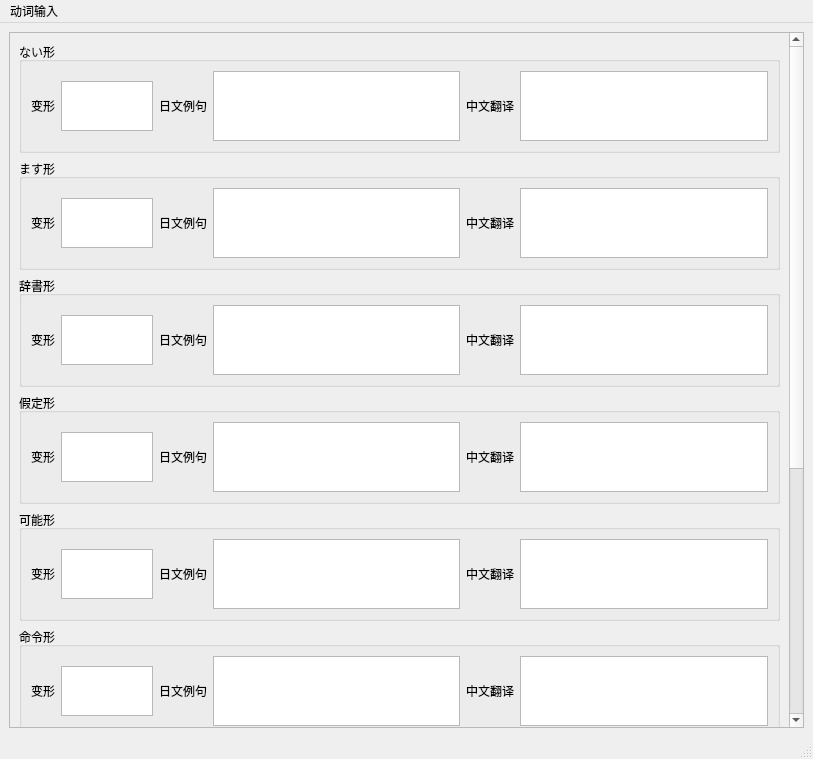
Old version of the form mainwindow.ui in the repository sygslhy/language_study.
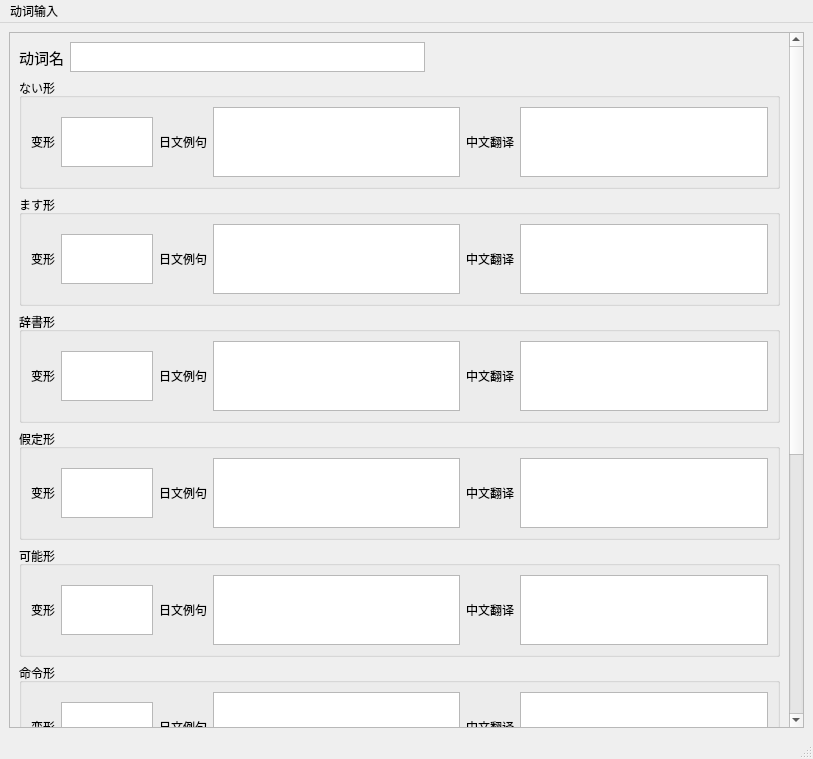
New version of the form.

Diff of the .ui file:
```diff
--- a/mainwindow.ui
+++ b/mainwindow.ui
@@ -14,7 +14,7 @@
    <string>MainWindow</string>
   </property>
   <widget class="QWidget" name="centralwidget">
-   <layout class="QVBoxLayout" name="verticalLayout">
+   <layout class="QVBoxLayout" name="verticalLayout_2">
     <item>
      <widget class="QScrollArea" name="scrollArea">
       <property name="widgetResizable">
@@ -24,16 +24,38 @@
        <property name="geometry">
         <rect>
          <x>0</x>
-         <y>-341</y>
+         <y>-470</y>
          <width>779</width>
-         <height>1126</height>
+         <height>1164</height>
         </rect>
        </property>
-       <layout class="QGridLayout" name="gridLayout">
-        <item row="10" column="0">
-         <layout class="QHBoxLayout" name="horizontalLayout_10">
+       <layout class="QVBoxLayout" name="verticalLayout">
+        <item>
+         <layout class="QHBoxLayout" name="horizontalLayout">
           <item>
-           <spacer name="horizontalSpacer_2">
+           <widget class="QLabel" name="label">
+            <property name="font">
+             <font>
+              <pointsize>11</pointsize>
+             </font>
+            </property>
+            <property name="text">
+             <string>动词名</string>
+            </property>
+           </widget>
+          </item>
+          <item>
+           <widget class="QTextEdit" name="textEditVerbName">
+            <property name="maximumSize">
+             <size>
+              <width>16777215</width>
+              <height>30</height>
+             </size>
+            </property>
+           </widget>
+          </item>
+          <item>
+           <spacer name="horizontalSpacer_3">
             <property name="orientation">
              <enum>Qt::Orientation::Horizontal</enum>
             </property>
@@ -45,62 +67,23 @@
             </property>
            </spacer>
           </item>
-          <item>
-           <widget class="QPushButton" name="pushButtonSave">
-            <property name="minimumSize">
-             <size>
-              <width>100</width>
-              <height>0</height>
-             </size>
-            </property>
-            <property name="text">
-             <string>保存动词</string>
-            </property>
-           </widget>
-          </item>
-          <item>
-           <spacer name="horizontalSpacer">
-            <property name="orientation">
-             <enum>Qt::Orientation::Horizontal</enum>
-            </property>
-            <property name="sizeHint" stdset="0">
-             <size>
-              <width>20</width>
-              <height>20</height>
-             </size>
-            </property>
-           </spacer>
-          </item>
-          <item>
-           <widget class="QPushButton" name="pushButtonCleanup">
-            <property name="minimumSize">
-             <size>
-              <width>100</width>
-              <height>0</height>
-             </size>
-            </property>
-            <property name="text">
-             <string>清空所有输入</string>
-            </property>
-           </widget>
-          </item>
          </layout>
         </item>
-        <item row="4" column="0">
-         <widget class="QGroupBox" name="groupBoxSubForm">
+        <item>
+         <widget class="QGroupBox" name="groupBoxNai">
           <property name="title">
-           <string>假定形</string>
+           <string>ない形</string>
           </property>
-          <layout class="QHBoxLayout" name="horizontalLayout_4">
+          <layout class="QHBoxLayout" name="horizontalLayout_11">
            <item>
-            <widget class="QLabel" name="labelSubForm">
+            <widget class="QLabel" name="labelNaiForm">
              <property name="text">
               <string>变形</string>
              </property>
             </widget>
            </item>
            <item>
-            <widget class="QTextEdit" name="textEditSubForm">
+            <widget class="QTextEdit" name="textEditNaiForm">
              <property name="maximumSize">
               <size>
                <width>100</width>
@@ -110,75 +93,29 @@
             </widget>
            </item>
            <item>
-            <widget class="QLabel" name="labelSubExample">
+            <widget class="QLabel" name="labelNaiExample">
              <property name="text">
               <string>日文例句</string>
              </property>
             </widget>
            </item>
            <item>
-            <widget class="QPlainTextEdit" name="plainTextEditSubExample"/>
+            <widget class="QPlainTextEdit" name="plainTextEditNaiExample"/>
            </item>
            <item>
-            <widget class="QLabel" name="labelSubTranslate">
+            <widget class="QLabel" name="labelNaiTranslate">
              <property name="text">
               <string>中文翻译</string>
              </property>
             </widget>
            </item>
            <item>
-            <widget class="QPlainTextEdit" name="plainTextEditSubTranslate"/>
+            <widget class="QPlainTextEdit" name="plainTextEditNaiTranslate"/>
            </item>
           </layout>
          </widget>
         </item>
-        <item row="6" column="0">
-         <widget class="QGroupBox" name="groupBoxOrderForm">
-          <property name="title">
-           <string>命令形</string>
-          </property>
-          <layout class="QHBoxLayout" name="horizontalLayout_6">
-           <item>
-            <widget class="QLabel" name="labelOrderForm">
-             <property name="text">
-              <string>变形</string>
-             </property>
-            </widget>
-           </item>
-           <item>
-            <widget class="QTextEdit" name="textEditOrderForm">
-             <property name="maximumSize">
-              <size>
-               <width>100</width>
-               <height>50</height>
-              </size>
-             </property>
-            </widget>
-           </item>
-           <item>
-            <widget class="QLabel" name="labelOrderExample">
-             <property name="text">
-              <string>日文例句</string>
-             </property>
-            </widget>
-           </item>
-           <item>
-            <widget class="QPlainTextEdit" name="plainTextEditOrderExample"/>
-           </item>
-           <item>
-            <widget class="QLabel" name="labelOrderTranslate">
-             <property name="text">
-              <string>中文翻译</string>
-             </property>
-            </widget>
-           </item>
-           <item>
-            <widget class="QPlainTextEdit" name="plainTextEditOrderTranslate"/>
-           </item>
-          </layout>
-         </widget>
-        </item>
-        <item row="2" column="0">
+        <item>
          <widget class="QGroupBox" name="groupBoxMasu">
           <property name="title">
            <string>ます形</string>
@@ -224,99 +161,7 @@
           </layout>
          </widget>
         </item>
-        <item row="9" column="0">
-         <widget class="QGroupBox" name="groupBoxTaFrom">
-          <property name="title">
-           <string>た形</string>
-          </property>
-          <layout class="QHBoxLayout" name="horizontalLayout_9">
-           <item>
-            <widget class="QLabel" name="labelTaForm">
-             <property name="text">
-              <string>变形</string>
-             </property>
-            </widget>
-           </item>
-           <item>
-            <widget class="QTextEdit" name="textEditTaForm">
-             <property name="maximumSize">
-              <size>
-               <width>100</width>
-               <height>50</height>
-              </size>
-             </property>
-            </widget>
-           </item>
-           <item>
-            <widget class="QLabel" name="labelTaExample">
-             <property name="text">
-              <string>日文例句</string>
-             </property>
-            </widget>
-           </item>
-           <item>
-            <widget class="QPlainTextEdit" name="plainTextEditTaExample"/>
-           </item>
-           <item>
-            <widget class="QLabel" name="labelTaTranslate">
-             <property name="text">
-              <string>中文翻译</string>
-             </property>
-            </widget>
-           </item>
-           <item>
-            <widget class="QPlainTextEdit" name="plainTextEditTaTranslate"/>
-           </item>
-          </layout>
-         </widget>
-        </item>
-        <item row="5" column="0">
-         <widget class="QGroupBox" name="groupBoxCondForm">
-          <property name="title">
-           <string>可能形</string>
-          </property>
-          <layout class="QHBoxLayout" name="horizontalLayout_5">
-           <item>
-            <widget class="QLabel" name="labelCondForm">
-             <property name="text">
-              <string>变形</string>
-             </property>
-            </widget>
-           </item>
-           <item>
-            <widget class="QTextEdit" name="textEditCondForm">
-             <property name="maximumSize">
-              <size>
-               <width>100</width>
-               <height>50</height>
-              </size>
-             </property>
-            </widget>
-           </item>
-           <item>
-            <widget class="QLabel" name="labelCondExample">
-             <property name="text">
-              <string>日文例句</string>
-             </property>
-            </widget>
-           </item>
-           <item>
-            <widget class="QPlainTextEdit" name="plainTextEditCondExample"/>
-           </item>
-           <item>
-            <widget class="QLabel" name="labelCondTranslate">
-             <property name="text">
-              <string>中文翻译</string>
-             </property>
-            </widget>
-           </item>
-           <item>
-            <widget class="QPlainTextEdit" name="plainTextEditCondTranslate"/>
-           </item>
-          </layout>
-         </widget>
-        </item>
-        <item row="3" column="0">
+        <item>
          <widget class="QGroupBox" name="groupBoxDict">
           <property name="title">
            <string>辞書形</string>
@@ -362,21 +207,21 @@
           </layout>
          </widget>
         </item>
-        <item row="8" column="0">
-         <widget class="QGroupBox" name="groupBoxTeForm">
+        <item>
+         <widget class="QGroupBox" name="groupBoxSubForm">
           <property name="title">
-           <string>て形</string>
+           <string>假定形</string>
           </property>
-          <layout class="QHBoxLayout" name="horizontalLayout_8">
+          <layout class="QHBoxLayout" name="horizontalLayout_4">
            <item>
-            <widget class="QLabel" name="labelTeForm">
+            <widget class="QLabel" name="labelSubForm">
              <property name="text">
               <string>变形</string>
              </property>
             </widget>
            </item>
            <item>
-            <widget class="QTextEdit" name="textEditTeForm">
+            <widget class="QTextEdit" name="textEditSubForm">
              <property name="maximumSize">
               <size>
                <width>100</width>
@@ -386,29 +231,121 @@
             </widget>
            </item>
            <item>
-            <widget class="QLabel" name="labelTeExample">
+            <widget class="QLabel" name="labelSubExample">
              <property name="text">
               <string>日文例句</string>
              </property>
             </widget>
            </item>
            <item>
-            <widget class="QPlainTextEdit" name="plainTextEditTeExample"/>
+            <widget class="QPlainTextEdit" name="plainTextEditSubExample"/>
            </item>
            <item>
-            <widget class="QLabel" name="labelTeTranslate">
+            <widget class="QLabel" name="labelSubTranslate">
              <property name="text">
               <string>中文翻译</string>
              </property>
             </widget>
            </item>
            <item>
-            <widget class="QPlainTextEdit" name="plainTextEditTeTranslate"/>
+            <widget class="QPlainTextEdit" name="plainTextEditSubTranslate"/>
            </item>
           </layout>
          </widget>
         </item>
-        <item row="7" column="0">
+        <item>
+         <widget class="QGroupBox" name="groupBoxCondForm">
+          <property name="title">
+           <string>可能形</string>
+          </property>
+          <layout class="QHBoxLayout" name="horizontalLayout_5">
+           <item>
+            <widget class="QLabel" name="labelCondForm">
+             <property name="text">
+              <string>变形</string>
+             </property>
+            </widget>
+           </item>
+           <item>
+            <widget class="QTextEdit" name="textEditCondForm">
+             <property name="maximumSize">
+              <size>
+               <width>100</width>
+               <height>50</height>
+              </size>
+             </property>
+            </widget>
+           </item>
+           <item>
+            <widget class="QLabel" name="labelCondExample">
+             <property name="text">
+              <string>日文例句</string>
+             </property>
+            </widget>
+           </item>
+           <item>
+            <widget class="QPlainTextEdit" name="plainTextEditCondExample"/>
+           </item>
+           <item>
+            <widget class="QLabel" name="labelCondTranslate">
+             <property name="text">
+              <string>中文翻译</string>
+             </property>
+            </widget>
+           </item>
+           <item>
+            <widget class="QPlainTextEdit" name="plainTextEditCondTranslate"/>
+           </item>
+          </layout>
+         </widget>
+        </item>
+        <item>
+         <widget class="QGroupBox" name="groupBoxOrderForm">
+          <property name="title">
+           <string>命令形</string>
+          </property>
+          <layout class="QHBoxLayout" name="horizontalLayout_6">
+           <item>
+            <widget class="QLabel" name="labelOrderForm">
+             <property name="text">
+              <string>变形</string>
+             </property>
+            </widget>
+           </item>
+           <item>
+            <widget class="QTextEdit" name="textEditOrderForm">
+             <property name="maximumSize">
+              <size>
+               <width>100</width>
+               <height>50</height>
+              </size>
+             </property>
+            </widget>
+           </item>
+           <item>
+            <widget class="QLabel" name="labelOrderExample">
+             <property name="text">
+              <string>日文例句</string>
+             </property>
+            </widget>
+           </item>
+           <item>
+            <widget class="QPlainTextEdit" name="plainTextEditOrderExample"/>
+           </item>
+           <item>
+            <widget class="QLabel" name="labelOrderTranslate">
+             <property name="text">
+              <string>中文翻译</string>
+             </property>
+            </widget>
+           </item>
+           <item>
+            <widget class="QPlainTextEdit" name="plainTextEditOrderTranslate"/>
+           </item>
+          </layout>
+         </widget>
+        </item>
+        <item>
          <widget class="QGroupBox" name="groupBoxDesireForm">
           <property name="title">
            <string>意向形</string>
@@ -454,21 +391,21 @@
           </layout>
          </widget>
         </item>
-        <item row="1" column="0">
-         <widget class="QGroupBox" name="groupBoxNai">
+        <item>
+         <widget class="QGroupBox" name="groupBoxTeForm">
           <property name="title">
-           <string>ない形</string>
+           <string>て形</string>
           </property>
-          <layout class="QHBoxLayout" name="horizontalLayout_11">
+          <layout class="QHBoxLayout" name="horizontalLayout_8">
            <item>
-            <widget class="QLabel" name="labelNaiForm">
+            <widget class="QLabel" name="labelTeForm">
              <property name="text">
               <string>变形</string>
              </property>
             </widget>
            </item>
            <item>
-            <widget class="QTextEdit" name="textEditNaiForm">
+            <widget class="QTextEdit" name="textEditTeForm">
              <property name="maximumSize">
               <size>
                <width>100</width>
@@ -478,28 +415,143 @@
             </widget>
            </item>
            <item>
-            <widget class="QLabel" name="labelNaiExample">
+            <widget class="QLabel" name="labelTeExample">
              <property name="text">
               <string>日文例句</string>
              </property>
             </widget>
            </item>
            <item>
-            <widget class="QPlainTextEdit" name="plainTextEditNaiExample"/>
+            <widget class="QPlainTextEdit" name="plainTextEditTeExample"/>
            </item>
            <item>
-            <widget class="QLabel" name="labelNaiTranslate">
+            <widget class="QLabel" name="labelTeTranslate">
              <property name="text">
               <string>中文翻译</string>
              </property>
             </widget>
            </item>
            <item>
-            <widget class="QPlainTextEdit" name="plainTextEditNaiTranslate"/>
+            <widget class="QPlainTextEdit" name="plainTextEditTeTranslate"/>
            </item>
           </layout>
          </widget>
         </item>
+        <item>
+         <widget class="QGroupBox" name="groupBoxTaFrom">
+          <property name="title">
+           <string>た形</string>
+          </property>
+          <layout class="QHBoxLayout" name="horizontalLayout_9">
+           <item>
+            <widget class="QLabel" name="labelTaForm">
+             <property name="text">
+              <string>变形</string>
+             </property>
+            </widget>
+           </item>
+           <item>
+            <widget class="QTextEdit" name="textEditTaForm">
+             <property name="maximumSize">
+              <size>
+               <width>100</width>
+               <height>50</height>
+              </size>
+             </property>
+            </widget>
+           </item>
+           <item>
+            <widget class="QLabel" name="labelTaExample">
+             <property name="text">
+              <string>日文例句</string>
+             </property>
+            </widget>
+           </item>
+           <item>
+            <widget class="QPlainTextEdit" name="plainTextEditTaExample"/>
+           </item>
+           <item>
+            <widget class="QLabel" name="labelTaTranslate">
+             <property name="text">
+              <string>中文翻译</string>
+             </property>
+            </widget>
+           </item>
+           <item>
+            <widget class="QPlainTextEdit" name="plainTextEditTaTranslate"/>
+           </item>
+          </layout>
+         </widget>
+        </item>
+        <item>
+         <layout class="QHBoxLayout" name="horizontalLayout_12">
+          <item>
+           <spacer name="horizontalSpacer">
+            <property name="orientation">
+             <enum>Qt::Orientation::Horizontal</enum>
+            </property>
+            <property name="sizeHint" stdset="0">
+             <size>
+              <width>40</width>
+              <height>20</height>
+             </size>
+            </property>
+           </spacer>
+          </item>
+          <item>
+           <widget class="QPushButton" name="pushButtonSave">
+            <property name="minimumSize">
+             <size>
+              <width>100</width>
+              <height>0</height>
+             </size>
+            </property>
+            <property name="text">
+             <string>保存动词</string>
+            </property>
+           </widget>
+          </item>
+          <item>
+           <spacer name="horizontalSpacer_2">
+            <property name="orientation">
+             <enum>Qt::Orientation::Horizontal</enum>
+            </property>
+            <property name="sizeHint" stdset="0">
+             <size>
+              <width>40</width>
+              <height>20</height>
+             </size>
+            </property>
+           </spacer>
+          </item>
+          <item>
+           <widget class="QPushButton" name="pushButtonCleanup">
+            <property name="minimumSize">
+             <size>
+              <width>100</width>
+              <height>0</height>
+             </size>
+            </property>
+            <property name="text">
+             <string>清空所有输入</string>
+            </property>
+           </widget>
+          </item>
+          <item>
+           <spacer name="horizontalSpacer_4">
+            <property name="orientation">
+             <enum>Qt::Orientation::Horizontal</enum>
+            </property>
+            <property name="sizeHint" stdset="0">
+             <size>
+              <width>40</width>
+              <height>20</height>
+             </size>
+            </property>
+           </spacer>
+          </item>
+         </layout>
+        </item>
        </layout>
       </widget>
      </widget>
```
